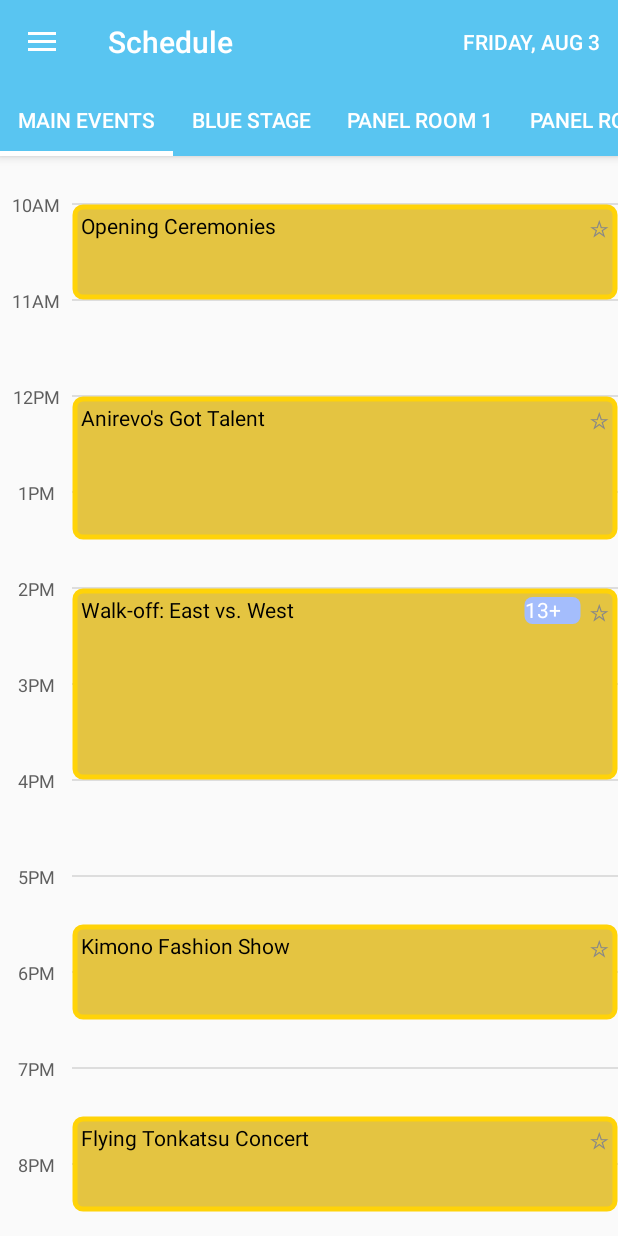
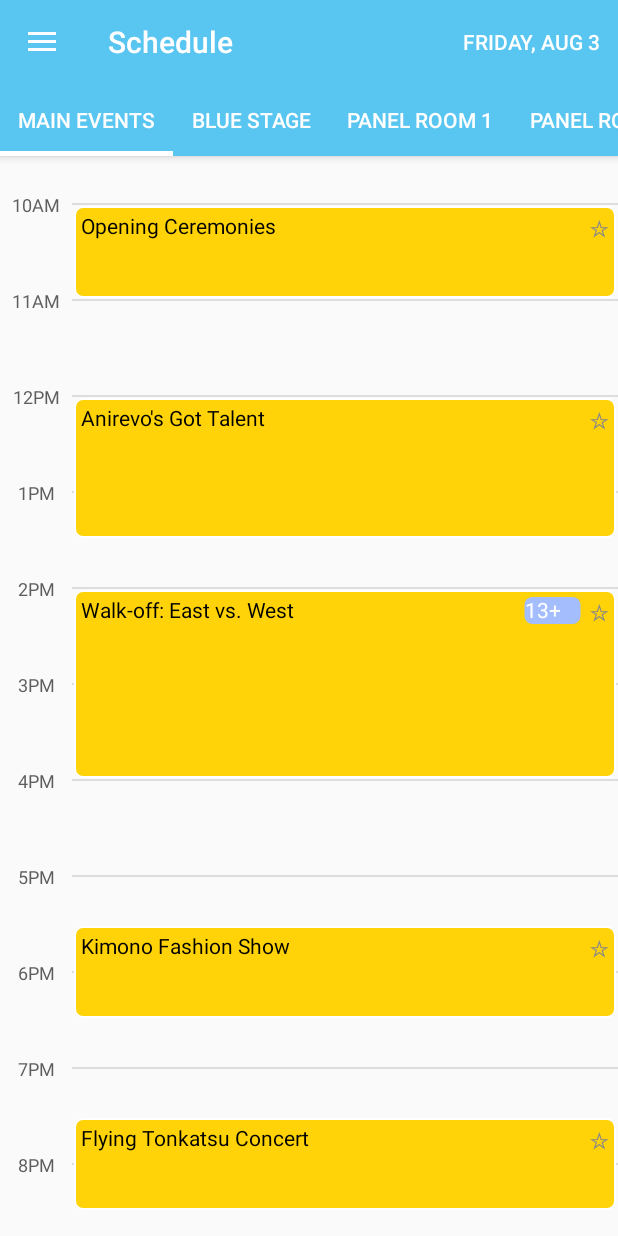
Before and after one commit to chenvictor/anirevo, an Android app: the screen it shows after launch (AniRevo), on a phone screen of 412 x 824 dp. Run offline under Robolectric (Android 15) with nearby library versions, the phone set to English and light mode, and no system bars.

Commit message:
Bug fixes, minor improvements ScheduleFragment scrolls to original position on restore. ScheduleFragment date selector doesn't reset scroll on trivial selection. preferences.xml correctly sets default download_update_type value (1 based). Added splash screen on app load. Added demo_calendar_block.xml to preview calendar blocks. Added slight border around calendar blocks for better visibility. Overlapping calendar blocks now rearrange themselves to fit.

```diff
--- a/app/src/main/java/cvic/anirevo/tasks/FetchScheduleEventsTask.java
+++ b/app/src/main/java/cvic/anirevo/tasks/FetchScheduleEventsTask.java
@@ -3,6 +3,8 @@ package cvic.anirevo.tasks;
 import android.os.AsyncTask;
 
 import java.util.ArrayList;
+import java.util.Collections;
+import java.util.Comparator;
 import java.util.List;
 
 import cvic.anirevo.model.anirevo.ArLocation;
@@ -42,7 +44,13 @@ public class FetchScheduleEventsTask extends AsyncTask <Integer, Void, List<Cale
                 events.add(calEvent);
             }
         }
-
+        //Sort the events in order of start time
+        Collections.sort(events, new Comparator<CalendarEvent>() {
+            @Override
+            public int compare(CalendarEvent calendarEvent, CalendarEvent t1) {
+                return (calendarEvent.getStartHour() * 60 + calendarEvent.getStartTime().getMinute() - t1.getStartHour() * 60 - t1.getStartTime().getMinute());
+            }
+        });
         return events;
     }
 
--- a/app/src/main/java/cvic/anirevo/ui/EventDecoration.java
+++ b/app/src/main/java/cvic/anirevo/ui/EventDecoration.java
@@ -53,7 +53,7 @@ public class EventDecoration extends RecyclerView.ItemDecoration {
         PAINT_AGE.setTextAlign(Paint.Align.LEFT);
         PAINT_RECT.setColor(COLOR_EVENT_BLOCK);
         BORDER_RECT.setStyle(Paint.Style.STROKE);
-        BORDER_RECT.setStrokeWidth(5);
+        BORDER_RECT.setStrokeWidth(2);
         PAINT_TEXT.setTextAlign(Paint.Align.LEFT);
         PAINT_TEXT.setTextSize(TEXT_SIZE);
         PAINT_STAR.setTextAlign(Paint.Align.RIGHT);
@@ -80,7 +80,7 @@ public class EventDecoration extends RecyclerView.ItemDecoration {
         PAINT_TEXT.setColor(resources.getColor(R.color.calendarEventText));
         PAINT_STAR.setTextSize(STAR_SIZE);
         COLOR_EVENT_BLOCK = resources.getColor(R.color.calendarEventBlock);
-        COLOR_EVENT_BORDER = resources.getColor(R.color.anirevoAccent);
+        COLOR_EVENT_BORDER = resources.getColor(R.color.calendarEventBlockBorder);
         PAINT_RECT.setColor(COLOR_EVENT_BLOCK);
         BORDER_RECT.setColor(COLOR_EVENT_BORDER);
         ScheduleFragmentHitboxHandler.setStarHitbox((int) (STAR_SIZE + 2 * mPadding));
--- a/app/src/main/java/cvic/anirevo/ui/ScheduleFragment.java
+++ b/app/src/main/java/cvic/anirevo/ui/ScheduleFragment.java
@@ -20,8 +20,6 @@ import android.view.View;
 import android.view.ViewGroup;
 import android.widget.ArrayAdapter;
 
-import java.util.Collections;
-import java.util.Comparator;
 import java.util.List;
 
 import cvic.anirevo.EventActivity;
@@ -158,13 +156,6 @@ public class ScheduleFragment extends AniRevoFragment implements FetchScheduleEv
         //clear old hitboxes
         mHitboxHandler.clearHitboxes();
         //add new decorations
-        Collections.sort(events, new Comparator<CalendarEvent>() {
-            @Override
-            public int compare(CalendarEvent calendarEvent, CalendarEvent t1) {
-                return (calendarEvent.getStartHour() - t1.getStartHour());
-            }
-        });
-
         CalendarEvent prevEvent = null;
         EventDecoration prevDeco = null;
         int rightMargin = 0;
@@ -295,7 +286,9 @@ public class ScheduleFragment extends AniRevoFragment implements FetchScheduleEv
             @Override
             public void onClick(DialogInterface dialogInterface, int i) {
                 dialogInterface.dismiss();
-                selectorPicked(i);
+                if (mDate != i) {
+                    selectorPicked(i);
+                }
             }
         });
 
@@ -327,7 +320,12 @@ public class ScheduleFragment extends AniRevoFragment implements FetchScheduleEv
         selectorPicked(schedState.date);
         mPager.setCurrentItem(schedState.loc, false);
         updateDate();
-        mScrollView.scrollTo(mScrollView.getScrollX(), schedState.scrollY);
+        mScrollView.post(new Runnable() {
+            @Override
+            public void run() {
+                mScrollView.scrollTo(mScrollView.getScrollX(), schedState.scrollY);
+            }
+        });
     }
 
     @Override
--- a/app/src/main/res/values/colors.xml
+++ b/app/src/main/res/values/colors.xml
@@ -14,7 +14,8 @@
     <color name="restriction18plus">#ff887c</color>
 
     <!-- Calendar View -->
-    <color name="calendarEventBlock">#e4c441</color>
+    <color name="calendarEventBlock">@color/anirevoAccent</color>
     <color name="calendarEventText">@android:color/black</color>
+    <color name="calendarEventBlockBorder">@android:color/white</color>
 
 </resources>
--- a/app/src/main/res/values/dimens.xml
+++ b/app/src/main/res/values/dimens.xml
@@ -8,11 +8,13 @@
     <dimen name="guest_card_portrait_size">100dp</dimen>
 
     <!-- Schedule View -->
+
         <!-- Positioning -->
         <dimen name="hour_height">64dp</dimen>
         <dimen name="left_margin">48dp</dimen>
         <dimen name="event_block_margin">2dp</dimen>
         <dimen name="event_block_padding">4dp</dimen>
+        <dimen name="event_block_round">4dp</dimen>
 
         <!-- Sizing -->
         <dimen name="text_size">14dp</dimen>
```
Also changed, not shown: app/src/main/res/layout/demo_calendar_block.xml (added, +22 -0 lines), app/src/main/res/xml/preferences.xml (+3 -4 lines). Lines whose indentation alone changed are shown as unchanged.
